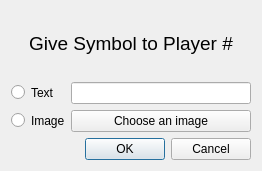
Qt form playersymboldialog.ui (vozellad/Free-Form_Tic-Tac-Toe) before a commit.
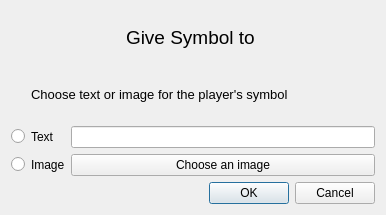
The same form after that commit.

Commit message: tried making the symbol tool button with image instead of label with click

Diff of the .ui file:
```diff
--- a/playersymboldialog.ui
+++ b/playersymboldialog.ui
@@ -6,15 +6,22 @@
    <rect>
     <x>0</x>
     <y>0</y>
-    <width>262</width>
-    <height>171</height>
+    <width>386</width>
+    <height>215</height>
    </rect>
   </property>
   <property name="windowTitle">
    <string>Player Symbol Dialog</string>
   </property>
   <layout class="QGridLayout" name="gridLayout">
-   <item row="3" column="0">
+   <item row="4" column="2">
+    <widget class="QPushButton" name="pushButton_getImage">
+     <property name="text">
+      <string>Choose an image</string>
+     </property>
+    </widget>
+   </item>
+   <item row="4" column="0">
     <widget class="QRadioButton" name="radioButton_image">
      <property name="maximumSize">
       <size>
@@ -27,65 +34,21 @@
      </property>
     </widget>
    </item>
-   <item row="1" column="0">
-    <widget class="QRadioButton" name="radioButton_text">
-     <property name="sizePolicy">
-      <sizepolicy hsizetype="Minimum" vsizetype="Fixed">
-       <horstretch>0</horstretch>
-       <verstretch>0</verstretch>
-      </sizepolicy>
-     </property>
-     <property name="maximumSize">
-      <size>
-       <width>40</width>
-       <height>16777215</height>
-      </size>
-     </property>
-     <property name="text">
-      <string/>
-     </property>
-    </widget>
-   </item>
-   <item row="1" column="2">
-    <widget class="QLineEdit" name="lineEdit_text"/>
-   </item>
-   <item row="1" column="1">
-    <widget class="QLabel" name="label_text">
-     <property name="text">
-      <string>Text</string>
-     </property>
-    </widget>
-   </item>
-   <item row="3" column="1">
+   <item row="4" column="1">
     <widget class="QLabel" name="label_image">
      <property name="text">
       <string>Image</string>
      </property>
     </widget>
    </item>
-   <item row="3" column="2">
-    <widget class="QPushButton" name="pushButton">
+   <item row="2" column="1">
+    <widget class="QLabel" name="label_text">
      <property name="text">
-      <string>Choose an image</string>
+      <string>Text</string>
      </property>
     </widget>
    </item>
-   <item row="0" column="0" colspan="3">
-    <widget class="QLabel" name="label_title">
-     <property name="font">
-      <font>
-       <pointsize>14</pointsize>
-      </font>
-     </property>
-     <property name="text">
-      <string>Give Symbol to Player #</string>
-     </property>
-     <property name="alignment">
-      <set>Qt::AlignCenter</set>
-     </property>
-    </widget>
-   </item>
-   <item row="4" column="2">
+   <item row="5" column="2">
     <widget class="QDialogButtonBox" name="buttonBox">
      <property name="orientation">
       <enum>Qt::Horizontal</enum>
@@ -95,6 +58,56 @@
      </property>
     </widget>
    </item>
+   <item row="2" column="2">
+    <widget class="QLineEdit" name="lineEdit_text"/>
+   </item>
+   <item row="0" column="0" colspan="3">
+    <widget class="QLabel" name="label_title">
+     <property name="font">
+      <font>
+       <pointsize>14</pointsize>
+      </font>
+     </property>
+     <property name="text">
+      <string>Give Symbol to </string>
+     </property>
+     <property name="alignment">
+      <set>Qt::AlignCenter</set>
+     </property>
+    </widget>
+   </item>
+   <item row="2" column="0">
+    <widget class="QRadioButton" name="radioButton_text">
+     <property name="sizePolicy">
+      <sizepolicy hsizetype="Minimum" vsizetype="Fixed">
+       <horstretch>0</horstretch>
+       <verstretch>0</verstretch>
+      </sizepolicy>
+     </property>
+     <property name="maximumSize">
+      <size>
+       <width>40</width>
+       <height>16777215</height>
+      </size>
+     </property>
+     <property name="text">
+      <string/>
+     </property>
+    </widget>
+   </item>
+   <item row="1" column="1" colspan="2">
+    <widget class="QLabel" name="label">
+     <property name="font">
+      <font>
+       <pointsize>10</pointsize>
+       <italic>false</italic>
+      </font>
+     </property>
+     <property name="text">
+      <string>Choose text or image for the player's symbol</string>
+     </property>
+    </widget>
+   </item>
   </layout>
  </widget>
  <resources/>
```
Left out of the diff: 3 changed lines with no effect on the pictures. The commit also changes 7 other files.
